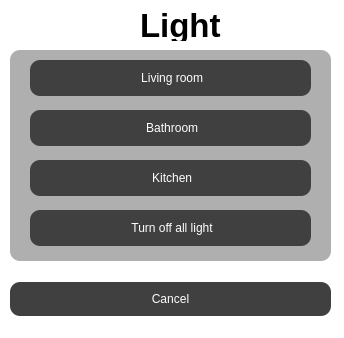
Qt form client/UI/light.ui (Inso4ka/CL-system) before a commit.
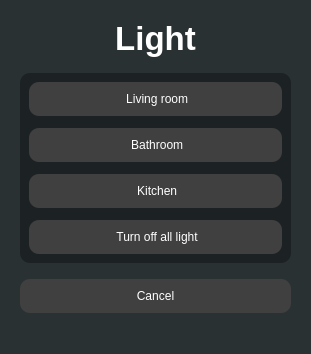
The same form after that commit. Icons and pictures are not drawn.

What changed in the file:
```diff
--- a/client/UI/light.ui
+++ b/client/UI/light.ui
@@ -6,51 +6,60 @@
    <rect>
     <x>0</x>
     <y>0</y>
-    <width>344</width>
-    <height>338</height>
+    <width>311</width>
+    <height>354</height>
    </rect>
   </property>
   <property name="windowTitle">
    <string>Light</string>
   </property>
   <property name="styleSheet">
-   <string notr="true">background-color: rgba(41, 49, 51, 0);</string>
+   <string notr="true">background-color: rgb(41, 49, 51);</string>
   </property>
+  <layout class="QVBoxLayout" name="verticalLayout_3">
+   <item>
   <widget class="QWidget" name="widget" native="true">
-   <property name="geometry">
-    <rect>
-     <x>0</x>
-     <y>0</y>
-     <width>351</width>
-     <height>361</height>
-    </rect>
-   </property>
-   <widget class="QLabel" name="label">
-    <property name="geometry">
-     <rect>
-      <x>10</x>
-      <y>50</y>
-      <width>321</width>
-      <height>211</height>
-     </rect>
-    </property>
+     <layout class="QVBoxLayout" name="verticalLayout_2">
+      <property name="spacing">
+       <number>16</number>
+      </property>
+      <item>
+       <widget class="QLabel" name="label_2">
+        <property name="font">
+         <font>
+          <pointsize>25</pointsize>
+          <bold>true</bold>
+         </font>
+        </property>
+        <property name="styleSheet">
+         <string notr="true">color: white;</string>
+        </property>
+        <property name="text">
+         <string>Light</string>
+        </property>
+        <property name="alignment">
+         <set>Qt::AlignCenter</set>
+        </property>
+       </widget>
+      </item>
+      <item>
+       <widget class="QFrame" name="frame">
     <property name="styleSheet">
      <string notr="true">background-color: rgba(0, 0, 0, 80);
 border-radius: 10px;</string>
     </property>
-    <property name="text">
-     <string/>
-    </property>
-   </widget>
+        <property name="frameShape">
+         <enum>QFrame::StyledPanel</enum>
+        </property>
+        <property name="frameShadow">
+         <enum>QFrame::Raised</enum>
+        </property>
+        <layout class="QVBoxLayout" name="verticalLayout">
+         <property name="spacing">
+          <number>12</number>
+         </property>
+         <item>
    <widget class="QPushButton" name="m_livingroom_btn">
-    <property name="geometry">
-     <rect>
-      <x>30</x>
-      <y>60</y>
-      <width>281</width>
-      <height>36</height>
-     </rect>
-    </property>
     <property name="styleSheet">
      <string notr="true">QPushButton {
     background-color: rgb(64,64,64);
@@ -76,15 +85,9 @@
       <normaloff>:/icons/living_room.png</normaloff>:/icons/living_room.png</iconset>
     </property>
    </widget>
+         </item>
+         <item>
    <widget class="QPushButton" name="m_bathroom_btn">
-    <property name="geometry">
-     <rect>
-      <x>30</x>
-      <y>110</y>
-      <width>281</width>
-      <height>36</height>
-     </rect>
-    </property>
     <property name="layoutDirection">
      <enum>Qt::LeftToRight</enum>
     </property>
@@ -113,15 +116,9 @@
       <normaloff>:/icons/bathroom.png</normaloff>:/icons/bathroom.png</iconset>
     </property>
    </widget>
+         </item>
+         <item>
    <widget class="QPushButton" name="m_kitchen_btn">
-    <property name="geometry">
-     <rect>
-      <x>30</x>
-      <y>160</y>
-      <width>281</width>
-      <height>36</height>
-     </rect>
-    </property>
     <property name="styleSheet">
      <string notr="true">QPushButton {
     background-color: rgb(64,64,64);
@@ -147,15 +144,9 @@
       <normaloff>:/icons/kitchen.png</normaloff>:/icons/kitchen.png</iconset>
     </property>
    </widget>
+         </item>
+         <item>
    <widget class="QPushButton" name="m_turnoff_btn">
-    <property name="geometry">
-     <rect>
-      <x>30</x>
-      <y>210</y>
-      <width>281</width>
-      <height>36</height>
-     </rect>
-    </property>
     <property name="styleSheet">
      <string notr="true">QPushButton {
     background-color: rgb(64,64,64);
@@ -181,36 +172,10 @@
       <normaloff>:/icons/turnoff.png</normaloff>:/icons/turnoff.png</iconset>
     </property>
    </widget>
-   <widget class="QLabel" name="label_2">
-    <property name="geometry">
-     <rect>
-      <x>140</x>
-      <y>10</y>
-      <width>91</width>
-      <height>31</height>
-     </rect>
-    </property>
-    <property name="font">
-     <font>
-      <pointsize>25</pointsize>
-      <bold>true</bold>
-     </font>
-    </property>
-    <property name="text">
-     <string>Light</string>
-    </property>
-   </widget>
-  </widget>
-  <widget class="QWidget" name="layoutWidget">
-   <property name="geometry">
-    <rect>
-     <x>10</x>
-     <y>280</y>
-     <width>321</width>
-     <height>38</height>
-    </rect>
-   </property>
-   <layout class="QHBoxLayout" name="horizontalLayout">
+         </item>
+        </layout>
+       </widget>
+      </item>
     <item>
      <widget class="QPushButton" name="m_cancel_btn">
       <property name="styleSheet">
@@ -241,6 +206,21 @@
     </item>
    </layout>
   </widget>
+   </item>
+   <item>
+    <spacer name="verticalSpacer">
+     <property name="orientation">
+      <enum>Qt::Vertical</enum>
+     </property>
+     <property name="sizeHint" stdset="0">
+      <size>
+       <width>20</width>
+       <height>40</height>
+      </size>
+     </property>
+    </spacer>
+   </item>
+  </layout>
  </widget>
  <resources>
   <include location="../res.qrc"/>
```
Lines whose indentation alone changed are shown as unchanged.
